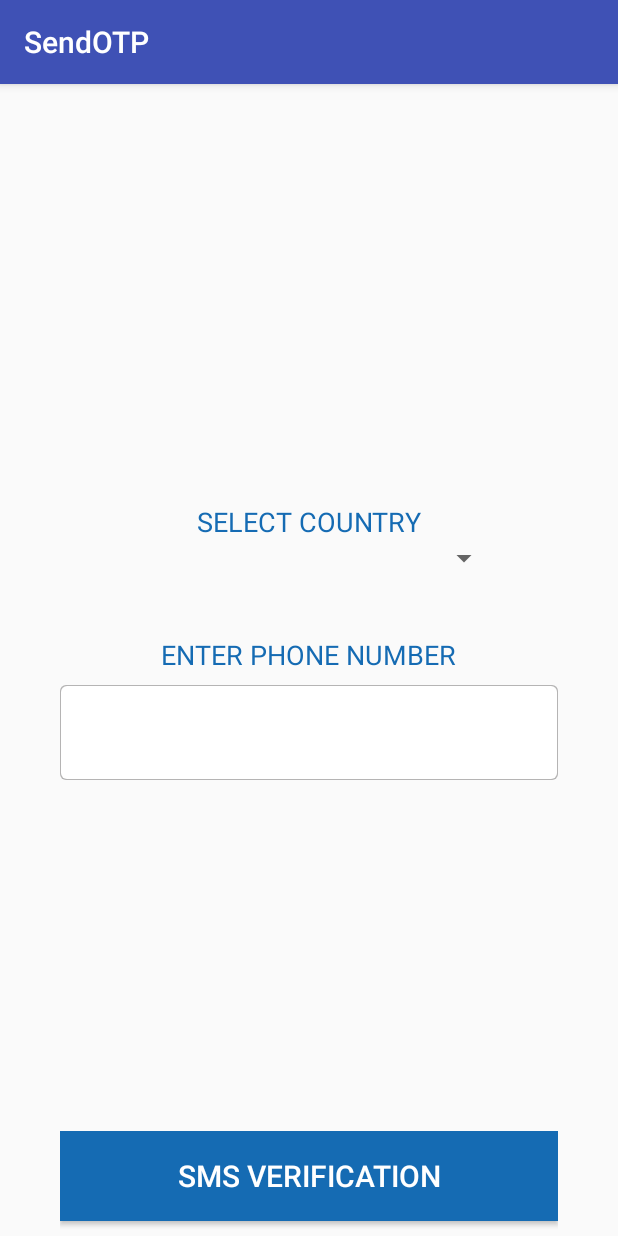
After one commit to akshaydeshraj/SendOTP, an Android app: the SendOtpActivity screen opened directly, with no data from a screen before it, on a phone screen of 412 x 824 dp. The commit adds this screen. Run offline under Robolectric (Android 15) with nearby library versions, the phone set to English and light mode, and no system bars.

Commit message:
create basic layout for SendOtpActivity

```diff
--- a/send-otp/src/main/AndroidManifest.xml
+++ b/send-otp/src/main/AndroidManifest.xml
@@ -6,6 +6,8 @@
         android:label="@string/app_name"
         android:supportsRtl="true">
 
+        <activity android:name=".SendOtpActivity" />
+
     </application>
 
 </manifest>
--- /dev/null
+++ b/send-otp/src/main/java/com/msg91/axay/sendotp/SendOtpActivity.java
@@ -0,0 +1,25 @@
+package com.msg91.axay.sendotp;
+
+import android.content.Context;
+import android.content.Intent;
+import android.os.Bundle;
+import android.support.annotation.Nullable;
+import android.support.v7.app.AppCompatActivity;
+
+/**
+ * @author akshay
+ * @since 12/4/16
+ */
+public class SendOtpActivity extends AppCompatActivity {
+
+    public static void start(Context context) {
+        Intent intent = new Intent(context, SendOtpActivity.class);
+        context.startActivity(intent);
+    }
+
+    @Override
+    protected void onCreate(@Nullable Bundle savedInstanceState) {
+        super.onCreate(savedInstanceState);
+        setContentView(R.layout.activity_sendotp);
+    }
+}
--- /dev/null
+++ b/send-otp/src/main/res/drawable/otp_button_generic.xml
@@ -0,0 +1,6 @@
+<?xml version="1.0" encoding="utf-8"?>
+<selector xmlns:android="http://schemas.android.com/apk/res/android">
+    <item android:drawable="@color/otp_light_grey" android:state_enabled="false"/>
+    <item android:drawable="@color/otp_color_primary_dark" android:state_pressed="true"/>
+    <item android:drawable="@color/otp_color_primary" android:state_pressed="false"/>
+</selector>
--- /dev/null
+++ b/send-otp/src/main/res/drawable/otp_inputbox.xml
@@ -0,0 +1,22 @@
+<?xml version="1.0" encoding="utf-8"?>
+
+<layer-list xmlns:android="http://schemas.android.com/apk/res/android">
+    <item>
+        <shape android:shape="rectangle">
+            <solid android:color="#FFb5b4b4"/>
+            <corners android:radius="4dp"/>
+        </shape>
+    </item>
+
+    <item
+        android:bottom="1dp"
+        android:left="1dp"
+        android:right="1dp"
+        android:top="1dp">
+        <shape android:shape="rectangle">
+            <solid android:color="#ffffffff"/>
+            <corners android:radius="4dp"/>
+        </shape>
+    </item>
+
+</layer-list>
--- /dev/null
+++ b/send-otp/src/main/res/layout/activity_sendotp.xml
@@ -0,0 +1,89 @@
+<RelativeLayout xmlns:android="http://schemas.android.com/apk/res/android"
+    xmlns:tools="http://schemas.android.com/tools"
+    android:layout_width="match_parent"
+    android:layout_height="match_parent"
+    android:padding="0dip"
+    tools:context=".SendOtpActivity">
+
+    <LinearLayout
+        android:id="@+id/numberInputLayout"
+        android:layout_width="fill_parent"
+        android:layout_height="wrap_content"
+        android:layout_centerVertical="true"
+        android:orientation="vertical"
+        android:paddingLeft="40dp"
+        android:paddingRight="40dp">
+
+        <com.msg91.axay.sendotp.CountrySpinner
+            android:id="@+id/spinner"
+            android:layout_width="255dp"
+            android:layout_height="wrap_content"
+            android:layout_gravity="center_horizontal"/>
+
+        <TextView
+            android:id="@+id/textView"
+            android:layout_width="wrap_content"
+            android:layout_height="wrap_content"
+            android:layout_gravity="center_horizontal"
+            android:layout_marginTop="40dp"
+            android:text="@string/otp_enterphonenumber"
+            android:textAllCaps="true"
+            android:textColor="@color/otp_color_primary"
+            android:textSize="18sp"/>
+
+        <EditText
+            android:id="@+id/phoneNumber"
+            android:layout_width="match_parent"
+            android:layout_height="wrap_content"
+            android:layout_marginTop="8dp"
+            android:background="@drawable/otp_inputbox"
+            android:inputType="phone"
+            android:padding="10dp"
+            android:textColor="@color/otp_color_primary"
+            android:textSize="32sp">
+
+            <requestFocus/>
+        </EditText>
+    </LinearLayout>
+
+    <LinearLayout
+        android:layout_width="fill_parent"
+        android:layout_height="wrap_content"
+        android:layout_alignParentBottom="true"
+        android:layout_centerHorizontal="true"
+        android:orientation="vertical"
+        android:paddingEnd="40dp"
+        android:paddingStart="40dp">
+
+        <Button
+            android:id="@+id/smsVerificationButton"
+            android:layout_width="fill_parent"
+            android:layout_height="60dp"
+            android:layout_centerHorizontal="true"
+            android:layout_gravity="center_horizontal"
+            android:layout_marginBottom="10dp"
+            android:background="@drawable/otp_button_generic"
+            android:minHeight="56dp"
+            android:minWidth="132dp"
+            android:onClick="onButtonClicked"
+            android:text="SMS Verification"
+            android:textAllCaps="true"
+            android:textColor="#ffffff"
+            android:textSize="20sp"/>
+
+
+    </LinearLayout>
+
+    <TextView
+        android:id="@+id/textView2"
+        android:layout_width="wrap_content"
+        android:layout_height="wrap_content"
+        android:layout_above="@+id/numberInputLayout"
+        android:layout_centerHorizontal="true"
+        android:layout_gravity="center_horizontal"
+        android:text="@string/otp_selectcountry"
+        android:textAllCaps="true"
+        android:textColor="@color/otp_color_primary"
+        android:textSize="18sp"/>
+
+</RelativeLayout>
--- /dev/null
+++ b/send-otp/src/main/res/values/colors.xml
@@ -0,0 +1,6 @@
+<?xml version="1.0" encoding="utf-8"?>
+<resources>
+    <color name="otp_light_grey">#D9D9D9</color>
+    <color name="otp_color_primary">#156BB3</color>
+    <color name="otp_color_primary_dark">#06599e</color>
+</resources>
--- a/send-otp/src/main/res/values/strings.xml
+++ b/send-otp/src/main/res/values/strings.xml
@@ -1,3 +1,5 @@
 <resources>
     <string name="app_name">SendOTP</string>
+    <string name="otp_enterphonenumber">Enter Phone Number</string>
+    <string name="otp_selectcountry">Select Country</string>
 </resources>
```
